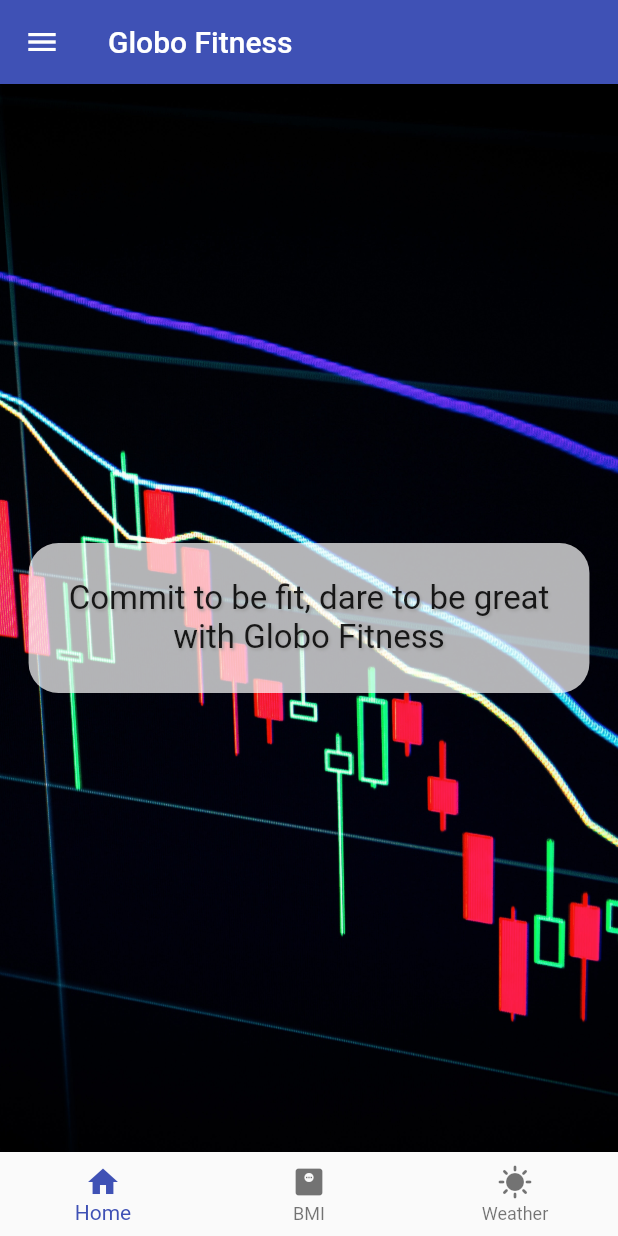
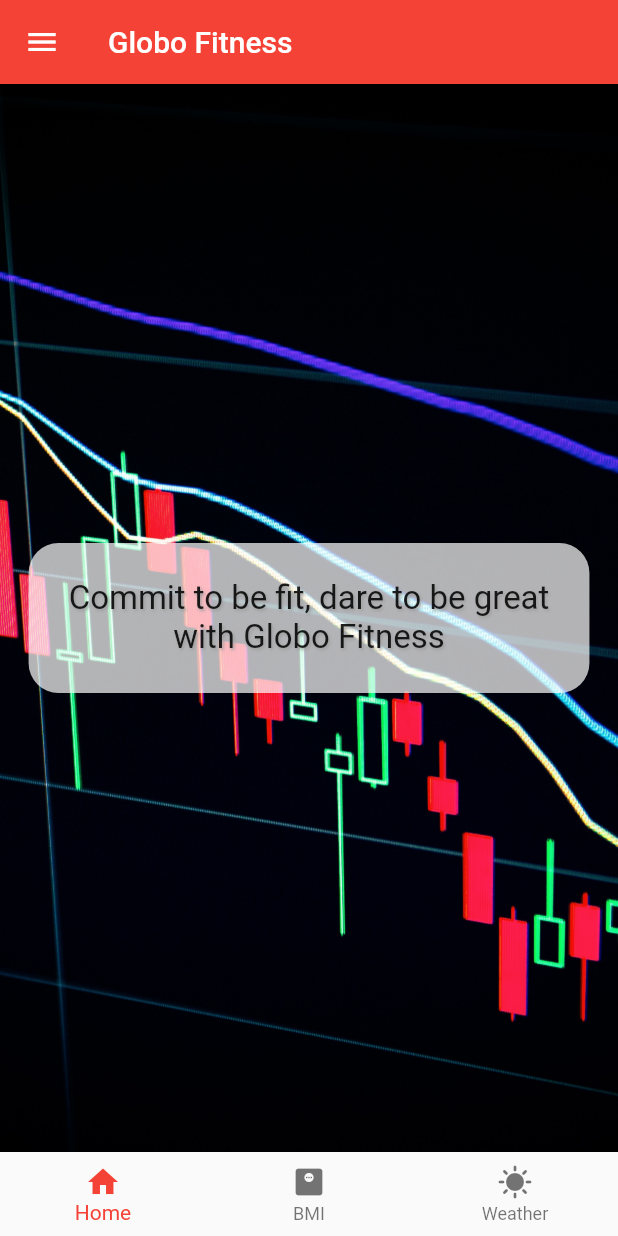
Before and after one commit to konradbachusz/learning_flutter, a Flutter app: the screen it shows after launch, on a phone screen of 412 x 824 dp. Run offline on Flutter 3.47's test engine with Material 2 defaults, Android fonts, the phone set to English and light mode, and no system bars.

Commit message:
color change

```diff
--- a/flutter_application_1/lib/main.dart
+++ b/flutter_application_1/lib/main.dart
@@ -13,7 +13,7 @@
   @override
   Widget build(BuildContext context) {
     return MaterialApp(
-      theme: ThemeData(primarySwatch: Colors.indigo),
+      theme: ThemeData(primarySwatch: Colors.red),
       routes: {
         '/': (context) => IntroScreen(),
         '/bmi': (context) => BmiScreen(),
```
